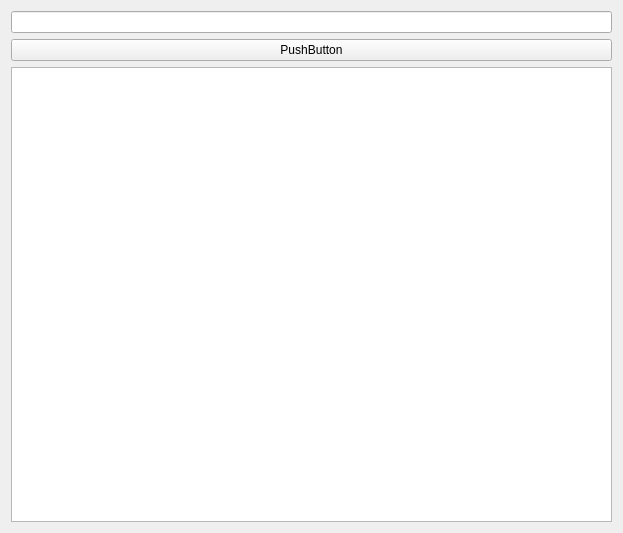
Above: loanswidgets.ui from mehranj73/loaners before the change. Below: the same form after it.
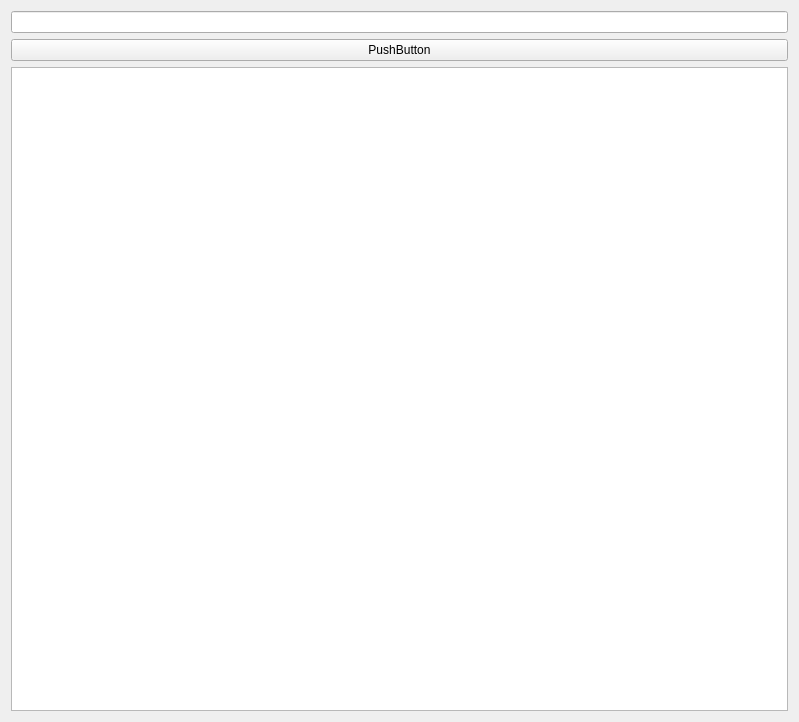
That is the form after the change.

Patch:
```diff
--- a/loanswidgets.ui
+++ b/loanswidgets.ui
@@ -6,8 +6,8 @@
    <rect>
     <x>0</x>
     <y>0</y>
-    <width>623</width>
-    <height>533</height>
+    <width>799</width>
+    <height>722</height>
    </rect>
   </property>
   <property name="windowTitle">
```
